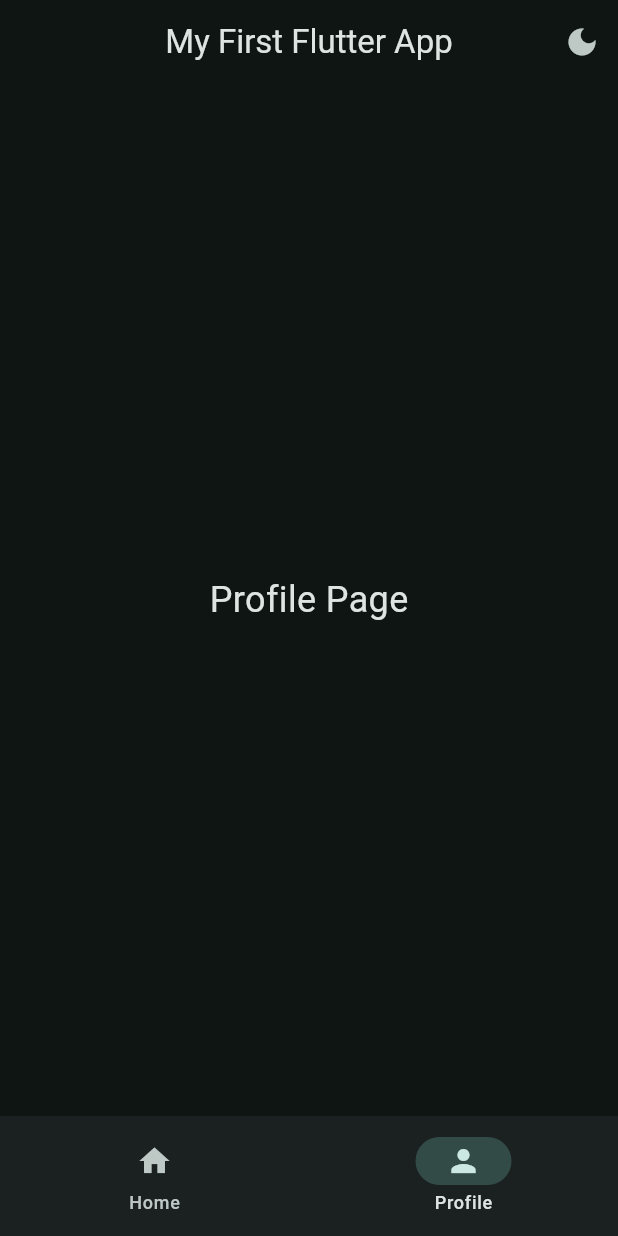
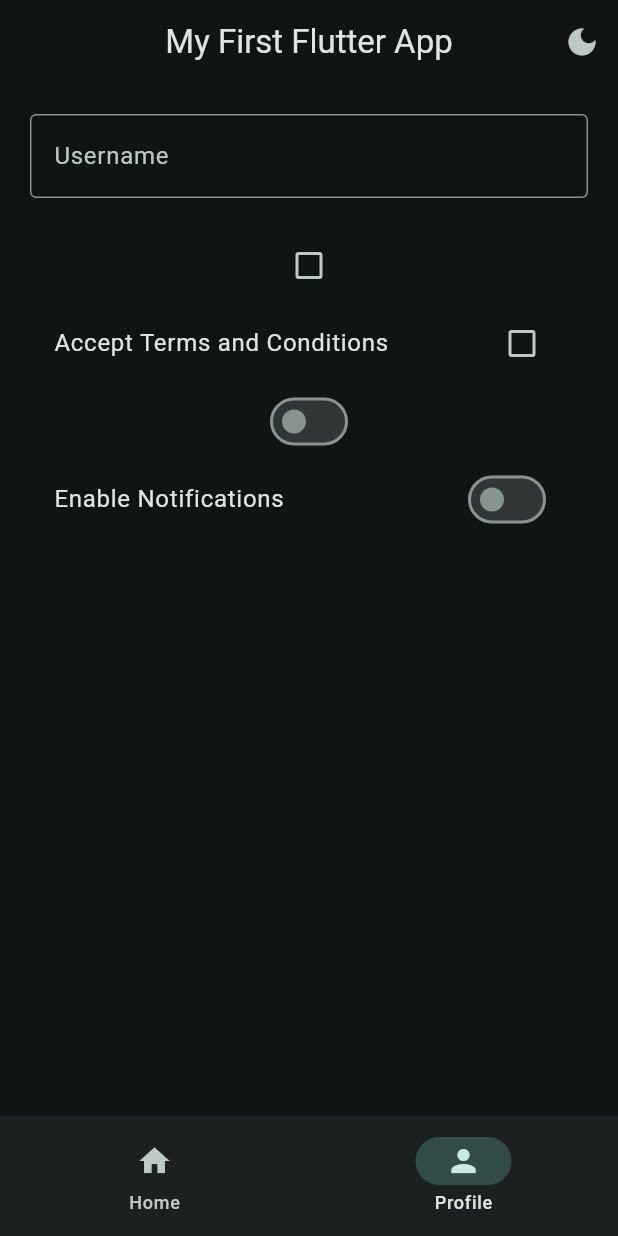
Before and after one commit to echo05w/chernovik, a Flutter app: the screen it shows after launch, item 2 of the bottom bar chosen, on a phone screen of 412 x 824 dp. Run offline on Flutter 3.47's test engine with Material 3 defaults, Android fonts, the phone set to English and light mode, and no system bars.

Commit message:
added Swticher and Checker

```diff
--- a/lib/views/pages/profille_page.dart
+++ b/lib/views/pages/profille_page.dart
@@ -1,14 +1,66 @@
 import 'package:flutter/material.dart';
 
-class ProfillePage extends StatelessWidget {
+class ProfillePage extends StatefulWidget {
   const ProfillePage({super.key});
 
   @override
+  State<ProfillePage> createState() => _ProfillePageState();
+}
+
+class _ProfillePageState extends State<ProfillePage> {
+  TextEditingController controller = TextEditingController();
+  bool? isChecked = false;
+  bool isSwitched = false;
+  @override
   Widget build(BuildContext context) {
-    return Center(
-      child: Text(
-        "Profile Page",
-        style: TextStyle(fontSize: 24),
+    return Padding(
+      padding: const EdgeInsets.all(20.0),
+      child: Column(
+        children: [
+          TextField(
+            controller: controller,
+            decoration: InputDecoration(
+              labelText: 'Username',
+              border: OutlineInputBorder(),
+            ),
+            onEditingComplete: () => setState(() {
+              FocusScope.of(context).unfocus();
+            }),
+          ),
+          Text(controller.text),
+          Checkbox(
+            tristate: true,
+            value: isChecked,
+            onChanged: (bool? value) {
+              setState(() {
+                isChecked = value;
+              });
+            },
+          ),
+          CheckboxListTile(
+            tristate: true,
+            title: const Text('Accept Terms and Conditions'),
+            value: isChecked,
+            onChanged: (bool? value) {
+              setState(() {
+                isChecked = value;
+              });
+            },
+          ),
+          Switch(
+            value: isSwitched,
+            onChanged: (bool value) {
+              setState(() {
+                isSwitched = value;
+              });
+            },
+          ),
+          SwitchListTile(value: isSwitched, onChanged:  (bool value) {
+              setState(() {
+                isSwitched = value;
+              });
+            }, title: const Text('Enable Notifications'),),
+        ],
       ),
     );
   }
```
